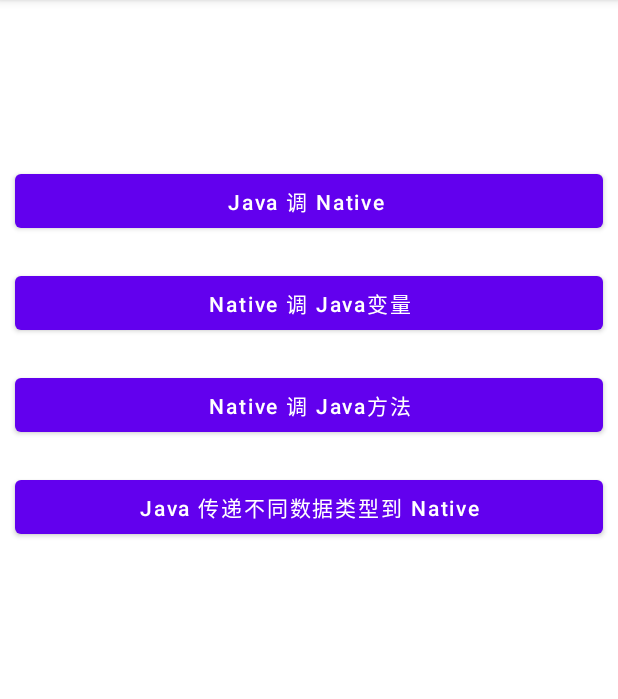
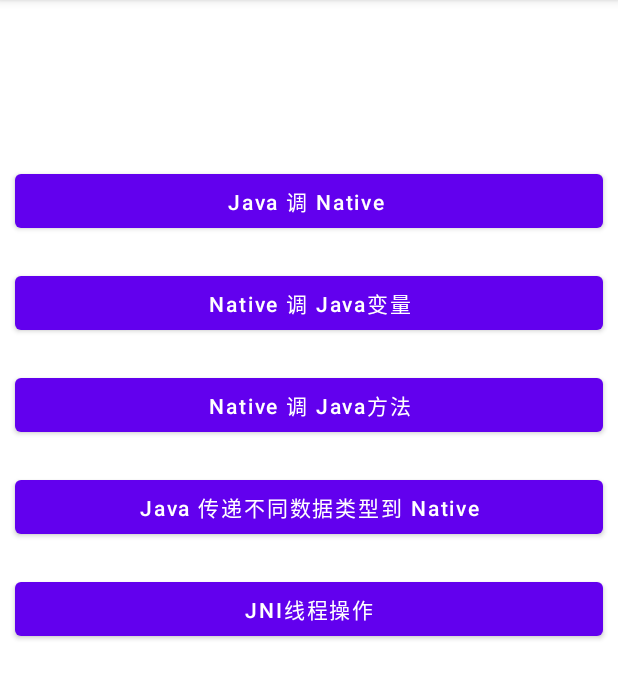
Before and after one commit to zqf-dev/JNISeries, an Android app: the screen it shows after launch (MainActivity), on a phone screen of 412 x 824 dp, the part 84-783 px from its top. Run offline under Robolectric (Android 15) with nearby library versions, the phone set to English and light mode, and no system bars; 1 statement that could not run was skipped.

Commit message:
重新comt

```diff
--- a/app/src/main/res/layout/activity_main.xml
+++ b/app/src/main/res/layout/activity_main.xml
@@ -45,4 +45,12 @@
         android:text="Java 传递不同数据类型到 Native"
         android:textAllCaps="false" />
 
+    <Button
+        android:layout_width="match_parent"
+        android:layout_height="wrap_content"
+        android:layout_margin="10dp"
+        android:onClick="fun5click"
+        android:text="JNI线程操作"
+        android:textAllCaps="false" />
+
 </androidx.appcompat.widget.LinearLayoutCompat>
```
Also changed, not shown: app/build.gradle (+4 -5 lines), app/src/main/java/com/zqf/jniseries/MainActivity.kt (+25 -1 lines).
